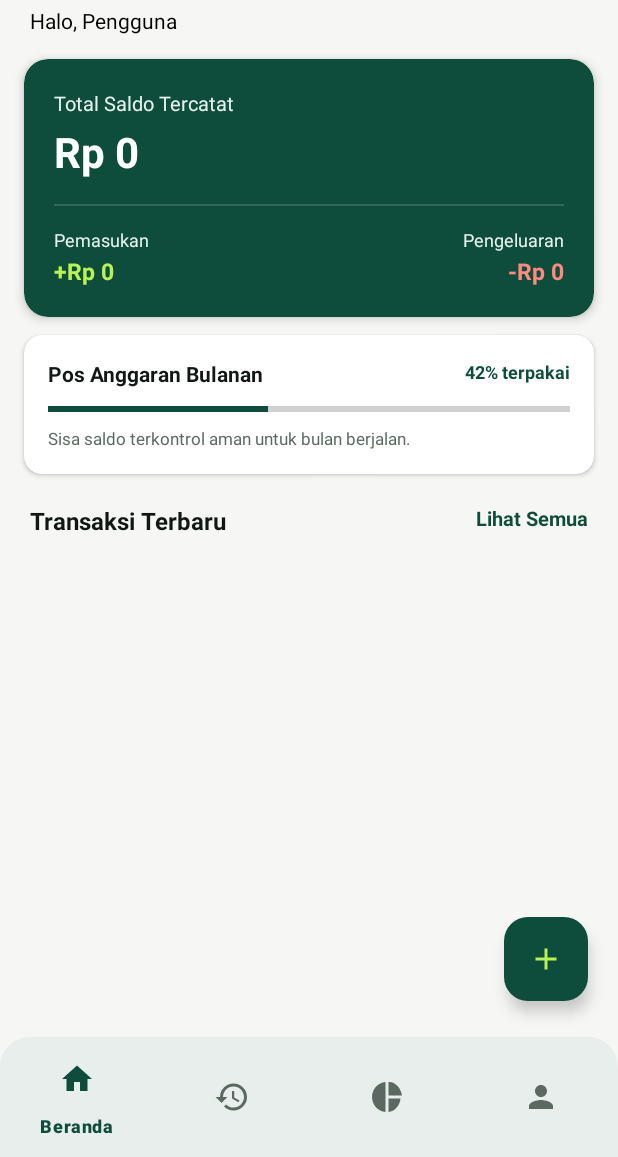
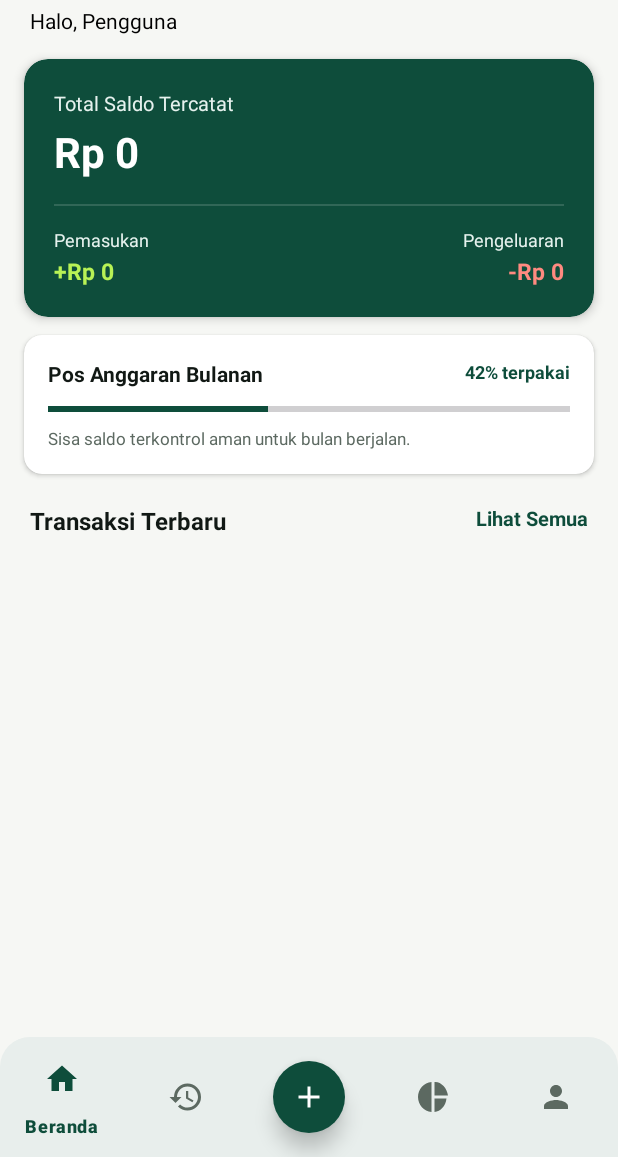
Before and after one commit to michaeljaya/SakuKu_txtTitle, an Android app: the screen it shows after launch (MainActivity), on a phone screen of 412 x 824 dp, the part 79-1236 px from its top. Run offline under Robolectric (Android 15) with nearby library versions, the phone set to English and light mode, and no system bars; our stand-ins replace Volley.

Commit message:
Memindahkan Catat Transaksi yang sebelumnya ada di FAB Button ke NavBar menjadi fragment

```diff
--- a/app/src/main/java/com/txttitle/sakuku/MainActivity.kt
+++ b/app/src/main/java/com/txttitle/sakuku/MainActivity.kt
@@ -2,6 +2,7 @@ package com.txttitle.sakuku
 
 import android.os.Bundle
 import androidx.appcompat.app.AppCompatActivity
+import androidx.core.content.ContextCompat
 import androidx.fragment.app.Fragment
 import androidx.viewpager2.widget.ViewPager2
 import com.txttitle.sakuku.adapter.VIewPagerAdapter
@@ -9,6 +10,7 @@ import com.txttitle.sakuku.databinding.ActivityMainBinding
 import com.txttitle.sakuku.fragment.AkunFragment
 import com.txttitle.sakuku.fragment.AnalisisFragment
 import com.txttitle.sakuku.fragment.BerandaFragment
+import com.txttitle.sakuku.fragment.CatatFragment
 import com.txttitle.sakuku.fragment.RiwayatFragment
 
 class MainActivity : AppCompatActivity() {
@@ -21,20 +23,31 @@ class MainActivity : AppCompatActivity() {
         binding = ActivityMainBinding.inflate(layoutInflater)
         setContentView(binding.root)
 
-        // Inisialisasi fragment
+        // Inisialisasi 5 fragment sesuai urutan navbar
         fragments.add(BerandaFragment())
         fragments.add(RiwayatFragment())
+        fragments.add(CatatFragment())
         fragments.add(AnalisisFragment())
         fragments.add(AkunFragment())
 
         // Setup viewpager
         binding.viewPager.adapter = VIewPagerAdapter(this, fragments)
 
-        // Handle perubahan halaman
+        // Handle perubahan halaman (swipe)
         binding.viewPager.registerOnPageChangeCallback(object : ViewPager2.OnPageChangeCallback() {
             override fun onPageSelected(position: Int) {
                 val menuId = binding.bottomNav.menu.getItem(position).itemId
                 binding.bottomNav.selectedItemId = menuId
+
+                if (position == 2) {
+                    binding.btnNavCatat.setColorFilter(
+                        ContextCompat.getColor(this@MainActivity, R.color.lime_accent)
+                    )
+                } else {
+                    binding.btnNavCatat.setColorFilter(
+                        ContextCompat.getColor(this@MainActivity, R.color.white)
+                    )
+                }
             }
         })
 
@@ -43,11 +56,17 @@ class MainActivity : AppCompatActivity() {
             binding.viewPager.currentItem = when (it.itemId) {
                 R.id.itemBeranda -> 0
                 R.id.itemRiwayat -> 1
-                R.id.itemAnalisis -> 2
-                R.id.itemAkun -> 3
+                R.id.itemCatat -> 2
+                R.id.itemAnalisis -> 3
+                R.id.itemAkun -> 4
                 else -> 0
             }
             true
         }
+
+        // Handle klik tombol lingkaran tengah (+)
+        binding.btnNavCatat.setOnClickListener {
+            binding.viewPager.currentItem = 2
+        }
     }
 }
--- a/app/src/main/java/com/txttitle/sakuku/fragment/BerandaFragment.kt
+++ b/app/src/main/java/com/txttitle/sakuku/fragment/BerandaFragment.kt
@@ -1,14 +1,12 @@
 package com.txttitle.sakuku.fragment
 
 import android.content.Context
-import android.content.Intent
 import android.os.Bundle
 import android.view.LayoutInflater
 import android.view.View
 import android.view.ViewGroup
 import androidx.fragment.app.Fragment
 import com.google.android.material.bottomnavigation.BottomNavigationView
-import com.txttitle.sakuku.CatatTransaksiActivity
 import com.txttitle.sakuku.R
 import com.txttitle.sakuku.databinding.FragmentBerandaBinding
 
@@ -25,12 +23,6 @@ class BerandaFragment : Fragment() {
 
     override fun onViewCreated(view: View, savedInstanceState: Bundle?) {
         super.onViewCreated(view, savedInstanceState)
-
-        // FAB Tambah Transaksi
-        binding.fabTambah.setOnClickListener {
-            val intent = Intent(activity, CatatTransaksiActivity::class.java)
-            startActivity(intent)
-        }
 
         // Teks "Lihat Semua" pindah ke tab Riwayat
         binding.txtLihatSemua.setOnClickListener {
--- /dev/null
+++ b/app/src/main/res/drawable/bg_nav_catat.xml
@@ -0,0 +1,5 @@
+<?xml version="1.0" encoding="utf-8"?>
+<shape xmlns:android="http://schemas.android.com/apk/res/android"
+    android:shape="oval">
+    <solid android:color="@color/pine_primary" />
+</shape>
--- a/app/src/main/res/layout/activity_main.xml
+++ b/app/src/main/res/layout/activity_main.xml
@@ -33,4 +33,20 @@
         app:layout_constraintStart_toStartOf="parent"
         app:menu="@menu/bottom_navigation_menu" />
 
+    <!-- Tombol Lingkaran Hijau (+) di Tengah Navbar -->
+    <ImageView
+        android:id="@+id/btnNavCatat"
+        android:layout_width="48dp"
+        android:layout_height="48dp"
+        android:background="@drawable/bg_nav_catat"
+        android:contentDescription="@string/title_catat"
+        android:elevation="8dp"
+        android:padding="12dp"
+        android:src="@drawable/baseline_add_24"
+        app:layout_constraintBottom_toBottomOf="@+id/bottomNav"
+        app:layout_constraintEnd_toEndOf="@+id/bottomNav"
+        app:layout_constraintStart_toStartOf="@+id/bottomNav"
+        app:layout_constraintTop_toTopOf="@+id/bottomNav"
+        app:tint="@color/white" />
+
 </androidx.constraintlayout.widget.ConstraintLayout>
--- a/app/src/main/res/layout/fragment_beranda.xml
+++ b/app/src/main/res/layout/fragment_beranda.xml
@@ -20,7 +20,7 @@
         <androidx.constraintlayout.widget.ConstraintLayout
             android:layout_width="match_parent"
             android:layout_height="wrap_content"
-            android:paddingBottom="96dp">
+            android:paddingBottom="24dp">
 
             <!-- Header Salam SakuKu & Ucapan Pengguna -->
             <TextView
@@ -261,19 +261,4 @@
         </androidx.constraintlayout.widget.ConstraintLayout>
     </androidx.core.widget.NestedScrollView>
 
-    <!-- FAB Catat Transaksi Cepat Berada di Root ConstraintLayout -->
-    <com.google.android.material.floatingactionbutton.FloatingActionButton
-        android:id="@+id/fabTambah"
-        android:layout_width="wrap_content"
-        android:layout_height="wrap_content"
-        android:layout_marginEnd="20dp"
-        android:layout_marginBottom="24dp"
-        android:backgroundTint="@color/pine_primary"
-        android:contentDescription="Catat Transaksi"
-        android:src="@drawable/baseline_add_24"
-        app:elevation="6dp"
-        app:layout_constraintBottom_toBottomOf="parent"
-        app:layout_constraintEnd_toEndOf="parent"
-        app:tint="@color/lime_accent" />
-
 </androidx.constraintlayout.widget.ConstraintLayout>
--- a/app/src/main/res/menu/bottom_navigation_menu.xml
+++ b/app/src/main/res/menu/bottom_navigation_menu.xml
@@ -9,6 +9,10 @@
         android:icon="@drawable/baseline_history_24"
         android:title="@string/title_riwayat" />
     <item
+        android:id="@+id/itemCatat"
+        android:icon="@android:color/transparent"
+        android:title="" />
+    <item
         android:id="@+id/itemAnalisis"
         android:icon="@drawable/baseline_pie_chart_24"
         android:title="@string/title_analisis" />
--- a/app/src/main/res/values/strings.xml
+++ b/app/src/main/res/values/strings.xml
@@ -2,6 +2,7 @@
     <string name="app_name">SakuKu</string>
     <string name="title_beranda">Beranda</string>
     <string name="title_riwayat">Riwayat</string>
+    <string name="title_catat">Catat</string>
     <string name="title_analisis">Analisis</string>
     <string name="title_akun">Akun</string>
 </resources>
```
Also changed, not shown: app/src/main/AndroidManifest.xml (+1 -7 lines), app/src/main/java/com/txttitle/sakuku/CatatTransaksiActivity.kt (deleted, +0 -37 lines), app/src/main/java/com/txttitle/sakuku/fragment/CatatFragment.kt (added, +40 -0 lines), app/src/main/res/layout/fragment_catat.xml (renamed from app/src/main/res/layout/activity_catat_transaksi.xml, +5 -19 lines).
